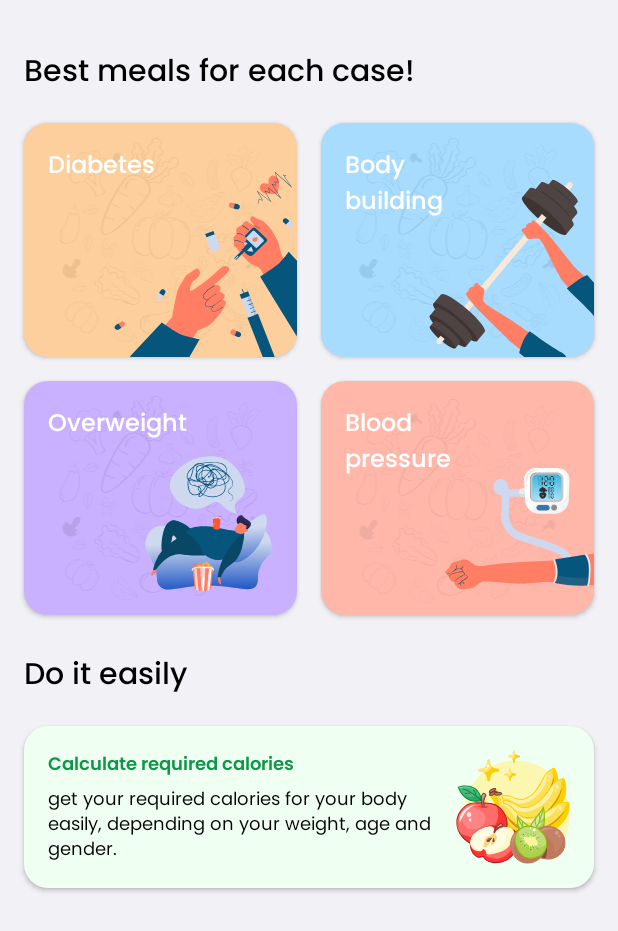
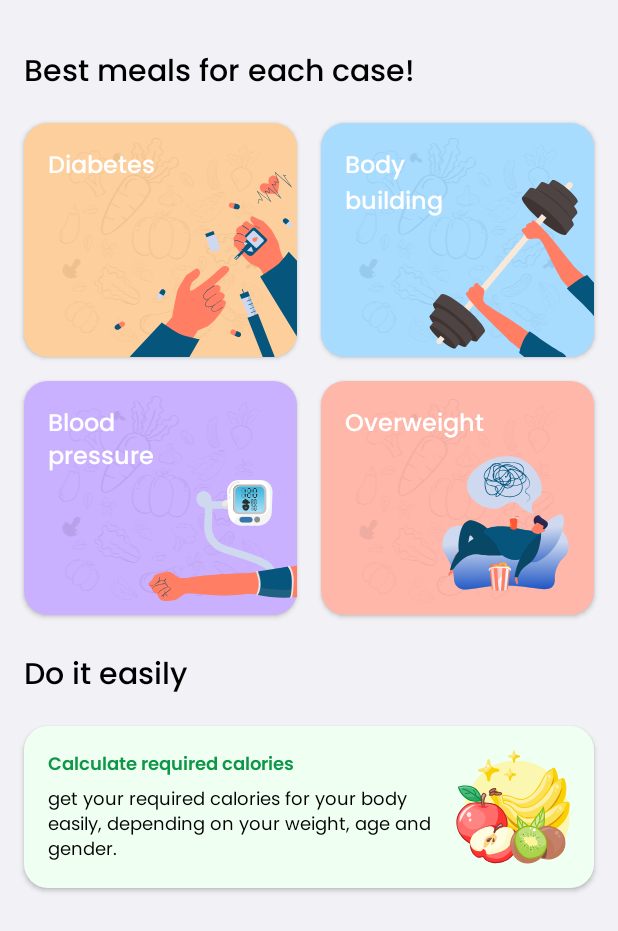
Before and after one commit to Mustafa-Ahmed1/Nutritions, an Android app: the fragment HomeFragment shown on its own in the app's theme, on a phone screen of 412 x 824 dp. Shown: the top 931 px of the screen. Run offline under Robolectric (Android 15) with nearby library versions, the light colour scheme and no system bars; network calls fail; 1 statement that could not run was skipped.

Commit message:
edit fragment_home.xml

```diff
--- a/app/src/main/res/layout/fragment_home.xml
+++ b/app/src/main/res/layout/fragment_home.xml
@@ -8,6 +8,8 @@
     android:layout_height="match_parent"
     android:background="@color/background_color"
     tools:context=".ui.fragment.HomeFragment">
+
+
 
     <TextView
         android:id="@+id/header_title"
@@ -41,6 +43,7 @@
         android:src="@drawable/ic_diabetes_image"
         app:layout_constraintBottom_toBottomOf="@+id/card_diabetics"
         app:layout_constraintEnd_toEndOf="@+id/card_diabetics" />
+
 
     <ImageView
         android:layout_width="0dp"
@@ -84,6 +87,8 @@
         app:layout_constraintBottom_toBottomOf="@+id/card_gym"
         app:layout_constraintEnd_toEndOf="@+id/card_gym" />
 
+
+
     <ImageView
         android:layout_width="0dp"
         android:layout_height="wrap_content"
@@ -108,6 +113,7 @@
         app:layout_constraintStart_toStartOf="@+id/card_gym"
         app:layout_constraintTop_toTopOf="@+id/card_gym" />
 
+
     <TextView
         android:id="@+id/building"
         style="@style/PrimaryTextStyle"
@@ -123,7 +129,7 @@
 
 
     <androidx.appcompat.widget.AppCompatButton
-        android:id="@+id/card_pressure"
+        android:id="@+id/card_weight_loss"
         android:layout_width="@dimen/zero"
         android:layout_height="@dimen/height_card"
         android:layout_marginEnd="16dp"
@@ -132,59 +138,24 @@
         app:layout_constraintEnd_toEndOf="parent"
         app:layout_constraintHorizontal_bias="0.5"
         app:layout_constraintStart_toStartOf="@+id/card_gym"
-        app:layout_constraintTop_toTopOf="@+id/card_weight_loss" />
+        app:layout_constraintTop_toTopOf="@+id/card_pressure" />
 
     <ImageView
+        android:id="@+id/imageView5"
         android:layout_width="0dp"
         android:layout_height="wrap_content"
         android:elevation="@dimen/elevation_element"
         android:src="@drawable/ic_group3"
-        app:layout_constraintBottom_toBottomOf="@+id/card_pressure"
-        app:layout_constraintEnd_toEndOf="@+id/card_pressure"
+        app:layout_constraintBottom_toBottomOf="@+id/card_weight_loss"
+        app:layout_constraintEnd_toEndOf="@+id/card_weight_loss"
         app:layout_constraintHorizontal_bias="0.0"
-        app:layout_constraintStart_toStartOf="@+id/card_pressure"
-        app:layout_constraintTop_toTopOf="@+id/card_pressure"
+        app:layout_constraintStart_toStartOf="@+id/card_weight_loss"
+        app:layout_constraintTop_toTopOf="@+id/card_weight_loss"
         app:layout_constraintVertical_bias="0.6"
         tools:ignore="ContentDescription" />
 
-    <ImageView
-        android:layout_width="wrap_content"
-        android:layout_height="wrap_content"
-        android:layout_marginBottom="@dimen/spacing_medium"
-        android:elevation="@dimen/elevation_element"
-        android:src="@drawable/ic_objects"
-        app:layout_constraintBottom_toBottomOf="@+id/card_pressure"
-        app:layout_constraintEnd_toEndOf="@+id/card_pressure"
-        tools:ignore="ContentDescription" />
-
-    <TextView
-        android:id="@+id/blood"
-        style="@style/PrimaryTextStyle"
-        android:layout_width="wrap_content"
-        android:layout_height="wrap_content"
-        android:layout_margin="16dp"
-        android:layout_marginBottom="@dimen/spacing_specific"
-        android:elevation="@dimen/elevation_element"
-        android:text="@string/blood"
-        android:textColor="@color/white"
-        app:layout_constraintStart_toStartOf="@id/card_pressure"
-        app:layout_constraintTop_toTopOf="@+id/card_pressure" />
-
-    <TextView
-        android:id="@+id/pressure"
-        style="@style/PrimaryTextStyle"
-        android:layout_width="wrap_content"
-        android:layout_height="wrap_content"
-        android:layout_margin="16dp"
-        android:elevation="@dimen/elevation_element"
-        android:paddingTop="8dp"
-        android:text="@string/pressure"
-        android:textColor="@color/white"
-        app:layout_constraintStart_toStartOf="@id/card_pressure"
-        app:layout_constraintTop_toTopOf="@id/blood" />
-
     <androidx.appcompat.widget.AppCompatButton
-        android:id="@+id/card_weight_loss"
+        android:id="@+id/card_pressure"
         android:layout_width="@dimen/zero"
         android:layout_height="@dimen/height_card"
         android:layout_marginTop="@dimen/spacing_medium"
@@ -195,24 +166,47 @@
         app:layout_constraintTop_toBottomOf="@+id/card_diabetics" />
 
     <ImageView
+        android:id="@+id/imageView6"
         android:layout_width="0dp"
         android:layout_height="wrap_content"
         android:elevation="@dimen/elevation_element"
         android:src="@drawable/ic_group4"
-        app:layout_constraintBottom_toBottomOf="@+id/card_weight_loss"
-        app:layout_constraintEnd_toEndOf="@+id/card_weight_loss"
-        app:layout_constraintStart_toStartOf="@+id/card_weight_loss"
-        app:layout_constraintTop_toTopOf="@+id/card_weight_loss"
+        app:layout_constraintBottom_toBottomOf="@+id/card_pressure"
+        app:layout_constraintEnd_toEndOf="@+id/card_pressure"
+        app:layout_constraintStart_toStartOf="@+id/card_pressure"
+        app:layout_constraintTop_toTopOf="@+id/card_pressure"
         tools:ignore="ContentDescription" />
+
+    <ImageView
+        android:id="@+id/imageView3"
+        android:layout_width="wrap_content"
+        android:layout_height="wrap_content"
+        android:elevation="@dimen/elevation_element"
+        android:layout_marginBottom="8dp"
+        android:src="@drawable/ic_objects"
+        app:layout_constraintBottom_toBottomOf="@+id/card_pressure"
+        app:layout_constraintEnd_toEndOf="@+id/card_pressure"
+        tools:ignore="ContentDescription" />
+    <TextView
+        android:id="@+id/blood"
+        style="@style/PrimaryTextStyle"
+        android:layout_width="wrap_content"
+        android:layout_height="wrap_content"
+        android:layout_margin="16dp"
+        android:elevation="55dp"
+        android:text="@string/blood"
+        android:textColor="@color/white"
+        app:layout_constraintStart_toStartOf="@+id/card_pressure"
+        app:layout_constraintTop_toTopOf="@+id/card_pressure" />
 
     <ImageView
         android:id="@+id/imageView4"
         android:layout_width="0dp"
         android:layout_height="wrap_content"
+        android:elevation="@dimen/elevation_element"
+        android:src="@drawable/ic_illustration"
         android:layout_marginEnd="@dimen/spacing_medium"
         android:layout_marginBottom="@dimen/spacing_medium"
-        android:elevation="@dimen/elevation_element"
-        android:src="@drawable/ic_illustration"
         app:layout_constraintBottom_toBottomOf="@+id/card_weight_loss"
         app:layout_constraintEnd_toEndOf="@+id/card_weight_loss"
         tools:ignore="ContentDescription" />
@@ -227,8 +221,7 @@
         android:text="@string/weight_loss"
         android:textColor="@color/white"
         app:layout_constraintStart_toStartOf="@+id/card_weight_loss"
-        app:layout_constraintTop_toTopOf="@id/card_weight_loss" />
-
+        app:layout_constraintTop_toTopOf="@+id/card_weight_loss" />
 
     <TextView
         android:id="@+id/header_title2"
@@ -238,8 +231,8 @@
         android:layout_height="wrap_content"
         android:layout_marginTop="@dimen/spacing_large"
         android:text="@string/do_it_easily"
-        app:layout_constraintStart_toStartOf="@+id/card_weight_loss"
-        app:layout_constraintTop_toBottomOf="@+id/card_weight_loss" />
+        app:layout_constraintStart_toStartOf="@+id/card_pressure"
+        app:layout_constraintTop_toBottomOf="@+id/card_pressure" />
 
     <androidx.appcompat.widget.AppCompatButton
         android:id="@+id/calculate_required_calories"
--- a/app/src/main/res/values/strings.xml
+++ b/app/src/main/res/values/strings.xml
@@ -57,7 +57,7 @@
     <string name="diabetics_meals_informations">The most important elements that directly affect diabetic patients: potassium, carbohydrates, sugar, fiber.</string>
     <string name="search_for_all_meals">Search for all meals</string>
     <string name="error_label">You’re out of normal daily range</string>
-    <string name="blood">Blood</string>
+    <string name="blood">Blood\npressure</string>
     <string name="building">building</string>
     <string name="pressure">pressure</string>
     <string name="calculate_required_calories">Calculate required calories</string>
```
